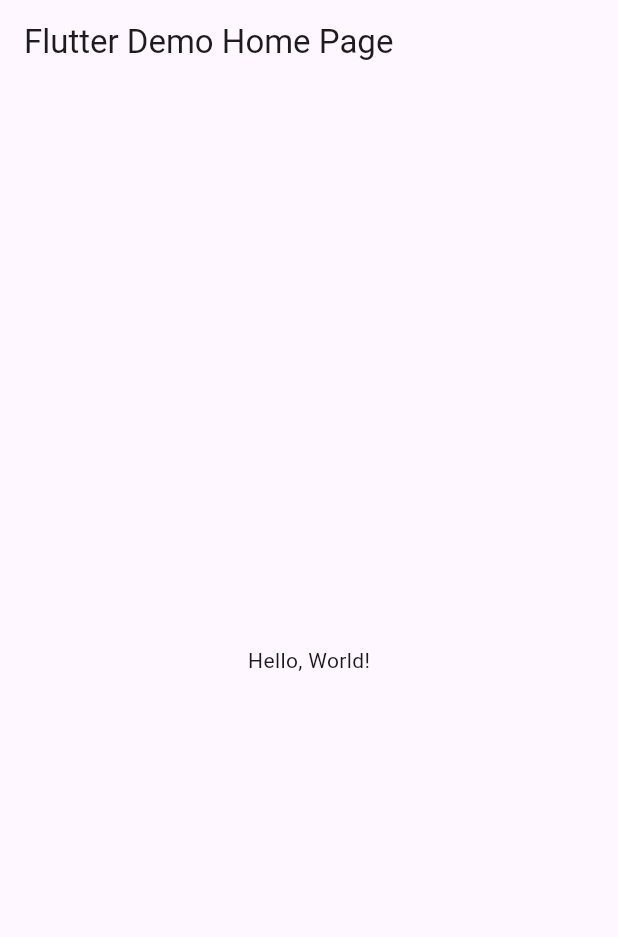
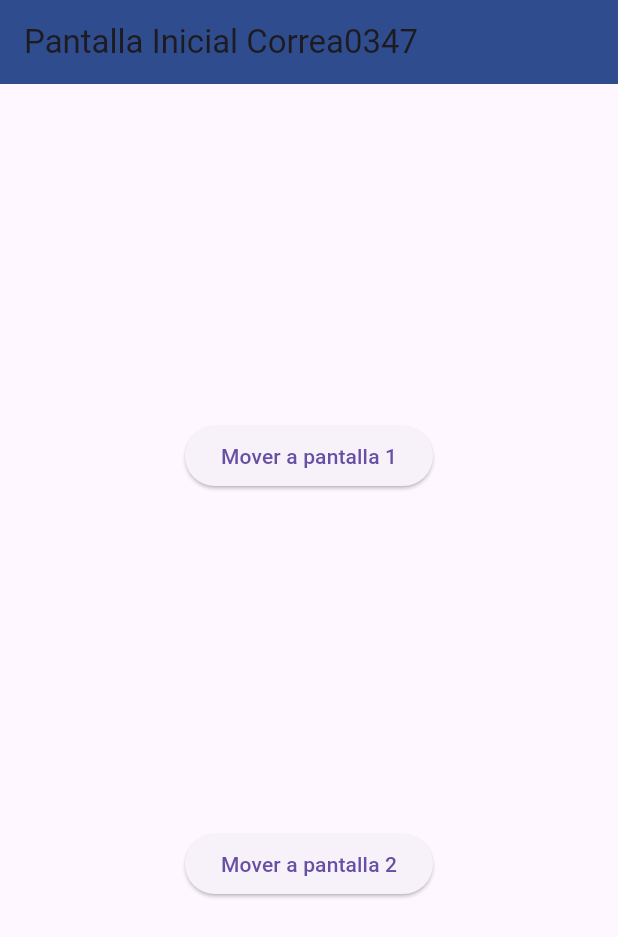
Before and after one commit to CorreaMontesDiego/p15-RutasV2-0347, a Flutter app: the screen it shows after launch, on a phone screen of 412 x 824 dp. Shown: the top 937 px of the screen. Run offline on Flutter 3.47's test engine with Material 3 defaults, Android fonts, the phone set to English and light mode, and no system bars.

```diff
--- a/lib/main.dart
+++ b/lib/main.dart
@@ -1,43 +1,23 @@
 import 'package:flutter/material.dart';
+import 'package:correa0347/pantalla2_0347.dart';
+import 'package:correa0347/pantalla1_0347.dart';
+import 'package:correa0347/pantallainicial_0347.dart';
 
-void main() => runApp(MyApp());
+void main() => runApp(MiApp0347());
 
-class MyApp extends StatelessWidget {
-  const MyApp({super.key});
-  // This widget is the root of your application.
+class MiApp0347 extends StatelessWidget {
+  const MiApp0347({Key? key}) : super(key: key);
+
   @override
   Widget build(BuildContext context) {
     return MaterialApp(
-      // Application name
-      title: 'Flutter Hello World',
-      // Application theme data, you can set the colors for the application as
-      // you want
-      theme: ThemeData(
-        // useMaterial3: true,
-        primarySwatch: Colors.blue,
-      ),
-      // A widget which will be started on application startup
-      home: MyHomePage(title: 'Flutter Demo Home Page'),
+      debugShowCheckedModeBanner: false,
+      initialRoute: "/",
+      routes: {
+        "/": (context) => PantallaInicial0347(),
+        "/Pantalla1_0347": (context) => Pantalla1_0347(),
+        "/Pantalla2_0347": (context) => Pantalla2_0347()
+      },
     );
-  }
-}
-
-class MyHomePage extends StatelessWidget {
-  final String title;
-  const MyHomePage({super.key, required this.title});
-
-  @override
-  Widget build(BuildContext context) {
-    return Scaffold(
-      appBar: AppBar(
-        // The title text which will be shown on the action bar
-        title: Text(title),
-      ),
-      body: Center(
-        child: Text(
-          'Hello, World!',
-        ),
-      ),
-    );
-  }
-}
+  } //fin widget
+} //fin MiApp0347
--- /dev/null
+++ b/lib/pantallainicial_0347.dart
@@ -0,0 +1,35 @@
+import 'package:flutter/material.dart';
+//Pamtallainicial_0347
+
+class PantallaInicial0347 extends StatelessWidget {
+  const PantallaInicial0347({Key? key}) : super(key: key);
+
+  @override
+  Widget build(BuildContext context) {
+    return Scaffold(
+      appBar: AppBar(
+        title: Text("Pantalla Inicial Correa0347"),
+        backgroundColor: Color(0xff2e4c8e),
+      ),
+      body: Center(
+        child: Column(
+          mainAxisAlignment: MainAxisAlignment.spaceEvenly,
+          children: [
+            ElevatedButton(
+              onPressed: () {
+                Navigator.pushNamed(context, "/Pantalla1_0347");
+              },
+              child: Text("Mover a pantalla 1"),
+            ),
+            ElevatedButton(
+              onPressed: () {
+                Navigator.pushNamed(context, "/Pantalla2_0347");
+              },
+              child: Text("Mover a pantalla 2"),
+            )
+          ], // niños
+        ),
+      ),
+    );
+  }
+}
```
Also changed, not shown: lib/pantalla1_0347.dart (added, +25 -0 lines), lib/pantalla2_0347.dart (added, +27 -0 lines).
